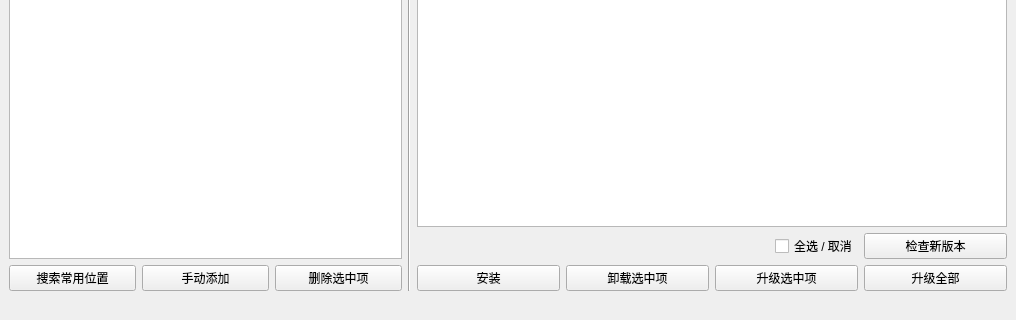
Qt form interface/PackageManager.ui (hrpzcf/AwesomePyKit) before a commit; both pictures show x 0 to 1016 and y 377 to 697 of the 1016 by 697 pixel window.
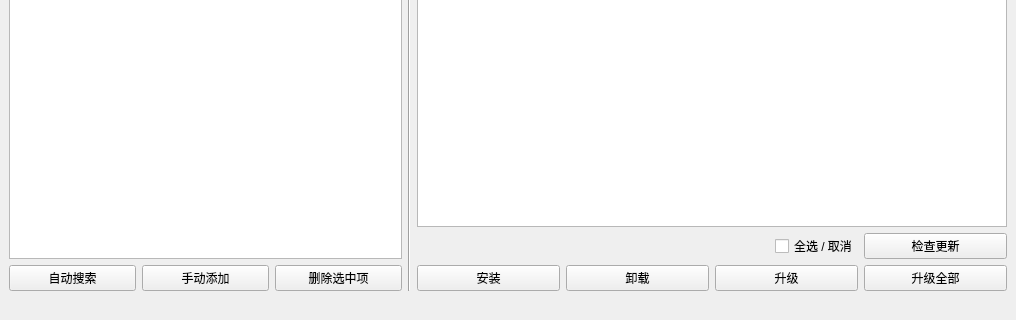
The same form after that commit.

Commit message: fix: 各工具提示修改，界面微调。

```diff
--- a/interface/PackageManager.ui
+++ b/interface/PackageManager.ui
@@ -60,7 +60,7 @@
                <string>自动搜索常用安装位置中的Python目录并将路径添加到Python环境列表保存。</string>
               </property>
               <property name="text">
-               <string>搜索常用位置</string>
+               <string>自动搜索</string>
               </property>
              </widget>
             </item>
@@ -230,7 +230,7 @@
                <string>检查选中的Python环境中的所有模块的最新版本，有新版本则在&quot;最新版本&quot;列中显示版本号。</string>
               </property>
               <property name="text">
-               <string>检查新版本</string>
+               <string>检查更新</string>
               </property>
              </widget>
             </item>
@@ -252,7 +252,7 @@
 注意，卸载时表格中的条目支持多选。</string>
               </property>
               <property name="text">
-               <string>卸载选中项</string>
+               <string>卸载</string>
               </property>
              </widget>
             </item>
@@ -263,7 +263,7 @@
 注意，被选中的包如果没有新版本则不升级，支持多选。</string>
               </property>
               <property name="text">
-               <string>升级选中项</string>
+               <string>升级</string>
               </property>
              </widget>
             </item>
```
Left out of the diff: 7 changed lines with no effect on the pictures. The commit also changes 7 other files.
